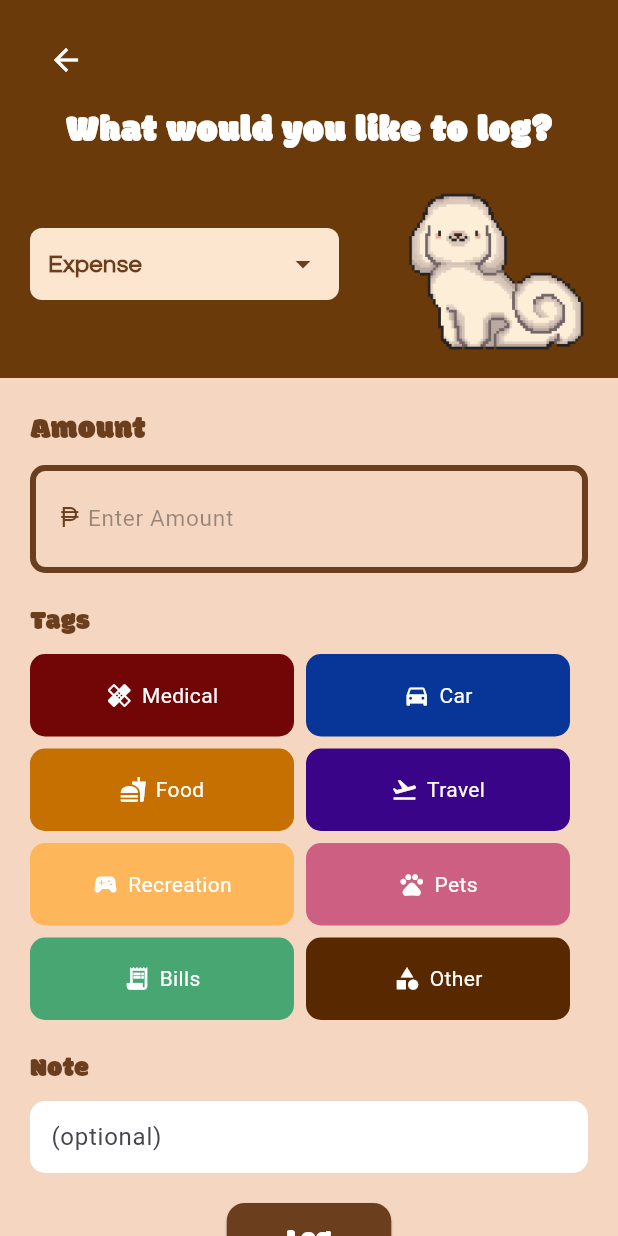
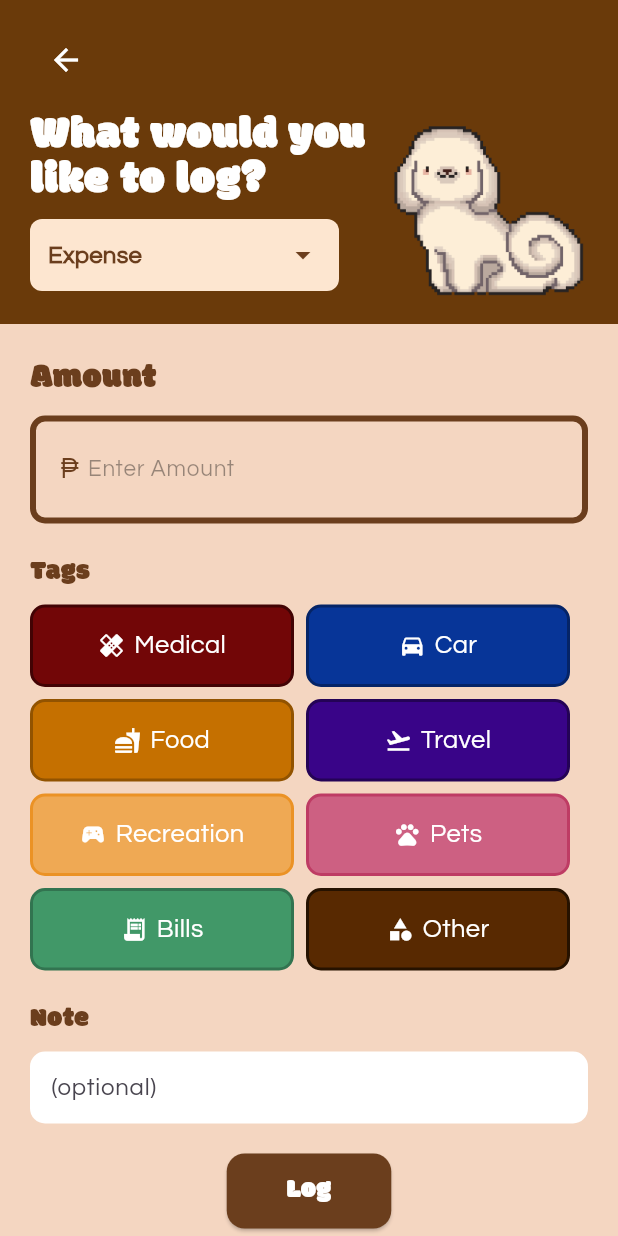
Before and after one commit to the34thempress/Budgipets, a Flutter app: the LogEntryPage screen opened by its route, on a phone screen of 412 x 824 dp. Run offline on Flutter 3.47's test engine with Material 3 defaults, Android fonts, the light colour scheme and no system bars; our stand-ins replace audioplayers, image_picker, permission_handler, shared_preferences, supabase_flutter, table_calendar; accounts and stored records are empty; Roboto replaces fonts that are missing (PixelifySans-VariableFont_wght).

Commit message:
UI consistencies and poloishing
polished the log and allowance page, tutorial, and some controllers

```diff
--- a/lib/controllers/allowance_page_controller.dart
+++ b/lib/controllers/allowance_page_controller.dart
@@ -14,19 +14,19 @@ class LogEntryController {
     {'name': 'Car', 'color': Color(0xFF073598), 'icon': Icons.directions_car},
     {'name': 'Food', 'color': Color(0xFFC57000), 'icon': Icons.fastfood},
     {'name': 'Travel', 'color': Color(0xFF390488), 'icon': Icons.flight_takeoff},
-    {'name': 'Recreation', 'color': Color(0xFFFEB65B), 'icon': Icons.sports_esports},
+    {'name': 'Recreation', 'color': Color.fromARGB(255, 239, 169, 84), 'icon': Icons.sports_esports},
     {'name': 'Pets', 'color': Color(0xFFCD6082), 'icon': Icons.pets},
-    {'name': 'Bills', 'color': Color.fromARGB(255, 71, 166, 114), 'icon': Icons.receipt_long},
+    {'name': 'Bills', 'color': Color.fromARGB(255, 65, 152, 104), 'icon': Icons.receipt_long},
     {'name': 'Other', 'color': Color(0xFF582901), 'icon': Icons.category},
   ];
 
 //income tags category
   final List<Map<String, dynamic>> incomeCategories = [
-    {'name': 'Salary', 'color': Colors.green, 'icon': Icons.attach_money},
-    {'name': 'Loan', 'color': Colors.teal, 'icon': Icons.handshake},
-    {'name': 'Sold Item', 'color': Colors.blue, 'icon': Icons.shopping_bag},
-    {'name': 'Donation', 'color': Colors.purple, 'icon': Icons.volunteer_activism},
-    {'name': 'Other', 'color': Colors.brown, 'icon': Icons.category},
+    {'name': 'Salary', 'color': const Color.fromARGB(255, 67, 156, 70), 'icon': Icons.attach_money},
+    {'name': 'Loan', 'color': const Color.fromARGB(255, 1, 123, 111), 'icon': Icons.handshake},
+    {'name': 'Sold Item', 'color': const Color.fromARGB(255, 22, 105, 173), 'icon': Icons.shopping_bag},
+    {'name': 'Donation', 'color': const Color.fromARGB(255, 121, 31, 137), 'icon': Icons.volunteer_activism},
+    {'name': 'Other', 'color': const Color.fromARGB(255, 86, 59, 49), 'icon': Icons.category},
   ];
 
   List<Map<String, dynamic>> getDisplayedCategories() {
--- a/lib/pages/logs/allowance.dart
+++ b/lib/pages/logs/allowance.dart
@@ -310,25 +310,22 @@ Future<void> _submitLog() async {
             children: [
 CommonHeader(
                 goToDashboard: true,
+                child: Row(
+                  children: [
+                    Expanded(
                       child: Column(
-                  children: [
-                    Column(
-                      crossAxisAlignment: CrossAxisAlignment.center,
+                        crossAxisAlignment: CrossAxisAlignment.start,
                         children: [
                           const Text(
                             "What would you like to log?",
-                          textAlign: TextAlign.left,
                             style: TextStyle(
                               fontFamily: "Modak",
-                            fontSize: 25,
+                              fontSize: 30,
                               color: Colors.white,
+                              height: 1.0,
                             ),
                           ),
                           const SizedBox(height: 10),
-                        Row(
-                          mainAxisAlignment: MainAxisAlignment.spaceBetween,
-                          crossAxisAlignment: CrossAxisAlignment.center,
-                          children: [
                           SizedBox(
                             width: MediaQuery.of(context).size.width * 0.5,
                             child: Container(
@@ -365,15 +362,14 @@ Future<void> _submitLog() async {
                               ),
                             ),
                           ),
-                            Image.asset(
-                              "assets/images/dog.png",
-                              height: 120,
-                              fit: BoxFit.contain,
-                            ),
                         ],
                       ),
-                      ],
                     ),
+                    Image.asset(
+                      'assets/images/dog.png',
+                      width: 130,
+                      height: 130,
+                    )
                   ],
                 ),
               ),
@@ -389,7 +385,7 @@ Future<void> _submitLog() async {
                       "Amount",
                       style: TextStyle(
                         fontFamily: "Modak",
-                        fontSize: 21,
+                        fontSize: 23,
                         color: Color(0xFF6B3E1D),
                       ),
                     ),
@@ -421,7 +417,7 @@ Future<void> _submitLog() async {
                               controller: controller.amountController,
                               keyboardType: TextInputType.number,
                               style: const TextStyle(
-                                fontFamily: "PixelifySans-VariableFont_wght",
+                                fontFamily: "Questrial",
                                 fontSize: 15,
                                 color: Color(0xFF6B3E1D),
                               ),
@@ -430,7 +426,7 @@ Future<void> _submitLog() async {
                                 hintText: "Enter Amount",
                                 hintStyle: TextStyle(
                                   color: Colors.black38,
-                                  fontFamily: "PixelifySans-VariableFont_wght",
+                                  fontFamily: "Questrial",
                                 ),
                                 border: InputBorder.none,
                                 isDense: true,
--- a/lib/widgets/category_grid.dart
+++ b/lib/widgets/category_grid.dart
@@ -11,6 +11,14 @@ class CategoryGrid extends StatelessWidget {
     required this.selectedCategory,
     required this.onSelect,
   });
+
+  // Helper method to create a darker shade of a color
+  Color darkenColor(Color color, [double amount = 0.1]) {
+    assert(amount >= 0 && amount <= 1);
+    final hsl = HSLColor.fromColor(color);
+    final darkened = hsl.withLightness((hsl.lightness - amount).clamp(0.0, 1.0));
+    return darkened.toColor();
+  }
 
   @override
   Widget build(BuildContext context) {
@@ -33,16 +41,24 @@ class CategoryGrid extends StatelessWidget {
             decoration: BoxDecoration(
               color: isSelected ? cat['color'].withOpacity(0.8) : cat['color'],
               borderRadius: BorderRadius.circular(10),
-              border: isSelected
-                  ? Border.all(color: Colors.white, width: 2)
-                  : null,
+              border: Border.all(
+                color: darkenColor(cat['color']),
+                width: isSelected ? 4 : 2,
+              ),
             ),
             child: Row(
               mainAxisAlignment: MainAxisAlignment.center,
               children: [
                 Icon(cat['icon'], color: Colors.white, size: 18),
                 const SizedBox(width: 6),
-                Text(cat['name'], style: const TextStyle(color: Colors.white)),
+                Text(
+                  cat['name'],
+                  style: const TextStyle(
+                    fontSize: 17,
+                    color: Colors.white,
+                    fontFamily: 'Questrial',
+                  ),
+                ),
               ],
             ),
           ),
--- a/lib/widgets/note_input.dart
+++ b/lib/widgets/note_input.dart
@@ -9,8 +9,14 @@ class NoteInput extends StatelessWidget {
   Widget build(BuildContext context) {
     return TextField(
       controller: controller,
+      style: const TextStyle(
+        fontFamily: 'Questrial',
+      ),
       decoration: InputDecoration(
         hintText: "(optional)",
+        hintStyle: const TextStyle(
+          fontFamily: 'Questrial',
+        ),
         filled: true,
         fillColor: Colors.white,
         contentPadding: const EdgeInsets.all(10),
--- a/lib/widgets/reward_popup.dart
+++ b/lib/widgets/reward_popup.dart
@@ -21,7 +21,7 @@ class ExpenseRewardPopup extends StatelessWidget {
       child: Container(
         padding: const EdgeInsets.all(24),
         decoration: BoxDecoration(
-          color: const Color(0xFF5C3D2E),
+          color: const Color(0xFF6A3A0A),
           borderRadius: BorderRadius.circular(20),
           boxShadow: [
             BoxShadow(
```
Also changed, not shown: lib/pages/logs/log_history.dart (+8 -8 lines), lib/screens/tutorial_screens/tutorial.dart (+147 -54 lines), 1 other file. Lines whose indentation alone changed are shown as unchanged.
